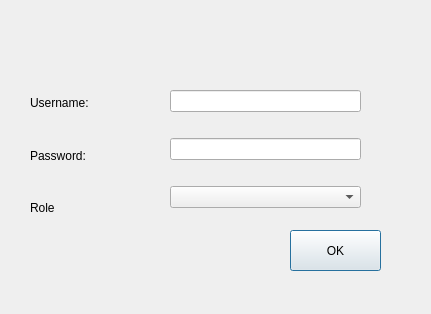
The window that cs2_lab_final_project/adduserform.ui (Hamdy410/CS2_lab_finalProject) describes before a commit, drawn with Qt 5.
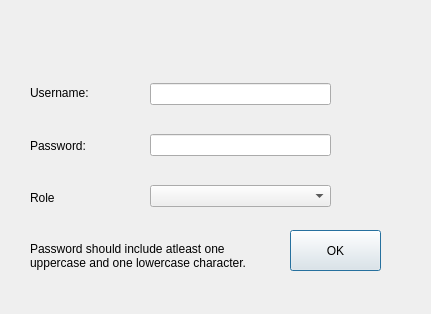
The same window after the commit.

Commit message: for simplicity, password should include one uppercase and one lowercase charecter

```diff
--- a/cs2_lab_final_project/adduserform.ui
+++ b/cs2_lab_final_project/adduserform.ui
@@ -26,11 +26,11 @@
     <string>OK</string>
    </property>
   </widget>
-  <widget class="QWidget" name="">
+  <widget class="QWidget" name="layoutWidget">
    <property name="geometry">
     <rect>
      <x>30</x>
-     <y>80</y>
+     <y>70</y>
      <width>111</width>
      <height>151</height>
     </rect>
@@ -59,13 +59,13 @@
     </item>
    </layout>
   </widget>
-  <widget class="QWidget" name="">
+  <widget class="QWidget" name="layoutWidget">
    <property name="geometry">
     <rect>
-     <x>170</x>
-     <y>70</y>
-     <width>191</width>
-     <height>161</height>
+     <x>150</x>
+     <y>60</y>
+     <width>181</width>
+     <height>171</height>
     </rect>
    </property>
    <layout class="QVBoxLayout" name="verticalLayout_2">
@@ -84,6 +84,22 @@
     </item>
    </layout>
   </widget>
+  <widget class="QLabel" name="label_password_warning">
+   <property name="geometry">
+    <rect>
+     <x>30</x>
+     <y>230</y>
+     <width>251</width>
+     <height>51</height>
+    </rect>
+   </property>
+   <property name="text">
+    <string>Password should include atleast one uppercase and one lowercase character.</string>
+   </property>
+   <property name="wordWrap">
+    <bool>true</bool>
+   </property>
+  </widget>
  </widget>
  <resources/>
  <connections/>
```
The commit also changes 2 other files.
